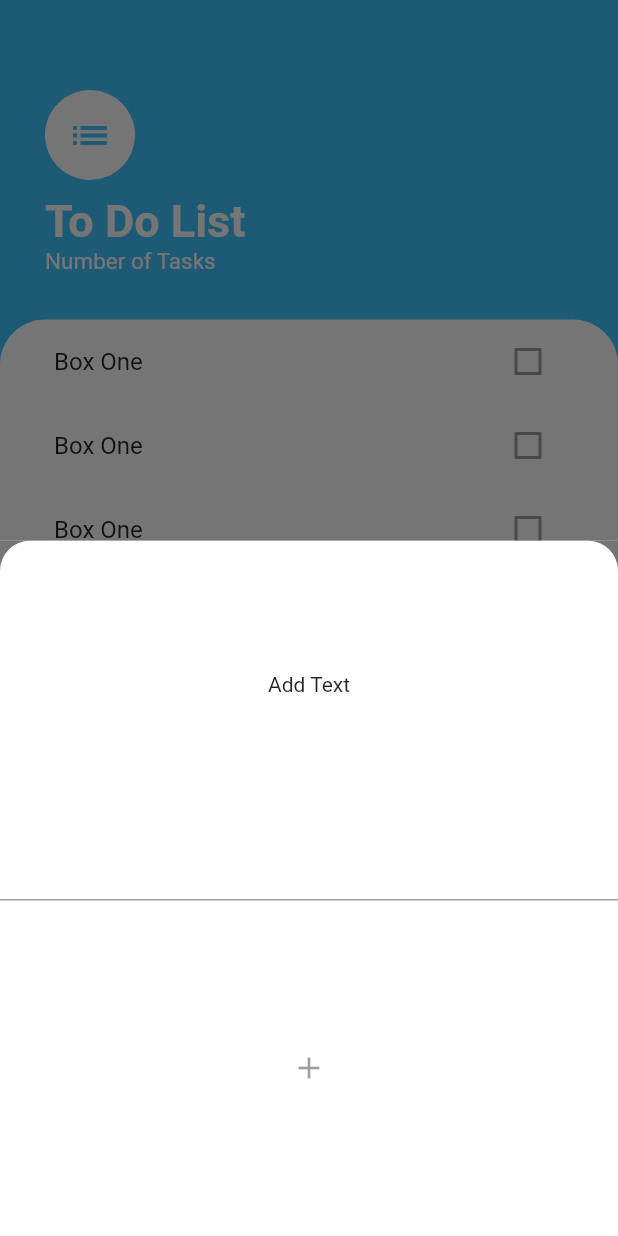
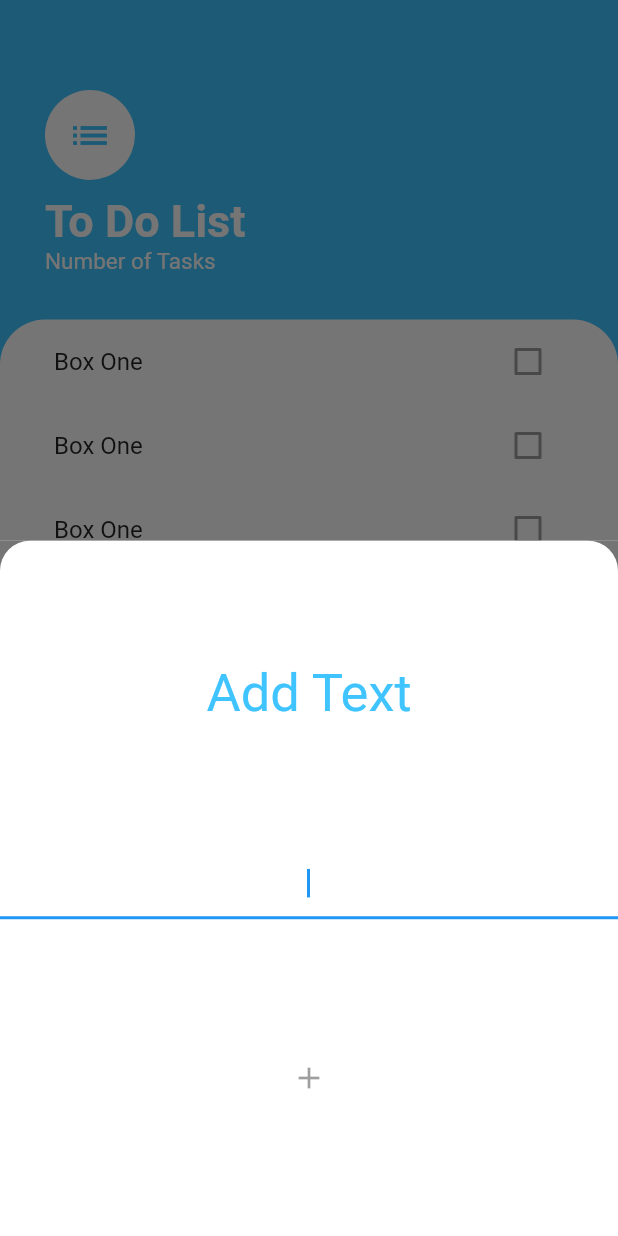
Before and after one commit to Mustafa1993Adnan/todo_list, a Flutter app: the screen it shows after launch, after a tap on the "add" icon, on a phone screen of 412 x 824 dp. Run offline on Flutter 3.47's test engine with Material 2 defaults, Android fonts, the phone set to English and light mode, and no system bars.

Commit message:
To Do List

```diff
--- a/lib/screens/add_task_screen.dart
+++ b/lib/screens/add_task_screen.dart
@@ -13,8 +13,14 @@ class AddTaskScreen extends StatelessWidget {
         child: Column(
           mainAxisAlignment: MainAxisAlignment.spaceEvenly,
           children: [
-            Text('Add Text'),
-            TextField(),
+            Text(
+              'Add Text',
+              style: TextStyle(color: Colors.lightBlueAccent, fontSize: 35),
+            ),
+            TextField(
+              autofocus: true,
+              textAlign: TextAlign.center,
+            ),
             IconButton(onPressed: null, icon: Icon(Icons.add))
           ],
         ),
```
